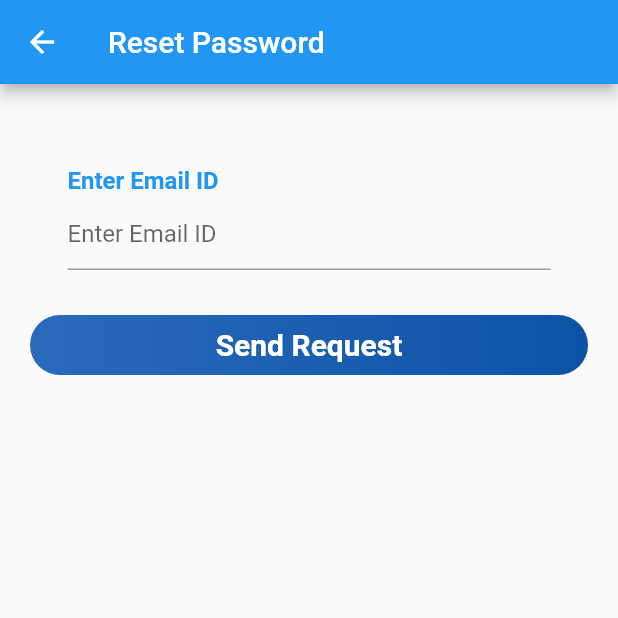
After one commit to niths1271/College_Planner_App, a Flutter app: the ResetScreen screen opened by its route, after a tap on "Send Request", on a phone screen of 412 x 824 dp, the top half of it. The commit adds this screen. Run offline on Flutter 3.47's test engine with Material 2 defaults, Android fonts, the phone set to English and light mode, and no system bars; our stand-ins replace animated_text_kit, cloud_firestore, firebase_auth, firebase_core, google_fonts; accounts and stored records are empty.

Commit message:
31th DEC

```diff
--- a/lib/main.dart
+++ b/lib/main.dart
@@ -1,4 +1,5 @@
 import 'package:college_planner_app/pages/overviewScreen.dart';
+import 'package:college_planner_app/pages/reset.dart';
 import 'package:college_planner_app/pages/setup_profile_page.dart';
 import 'package:college_planner_app/pages/setup_screen.dart';
 import 'package:college_planner_app/pages/welcome_screen.dart';
@@ -18,13 +19,14 @@ class PlannerApp extends StatelessWidget {
   @override
   Widget build(BuildContext context) {
     return MaterialApp(
-        initialRoute: ProfilePage.id, routes: {
+        initialRoute: LoginScreen.id, routes: {
       WelcomePage.id: (context) => WelcomePage(),
       LoginScreen.id: (context) => LoginScreen(),
       RegistrationScreen.id: (context) => RegistrationScreen(),
       OverviewScreen.id: (context) => OverviewScreen(),
       SetupScreen.id: (context) => SetupScreen(),
       ProfilePage.id:(context)=>ProfilePage(),
+      ResetScreen.id:(context)=>ResetScreen(),
     });
   }
 }
--- /dev/null
+++ b/lib/pages/reset.dart
@@ -0,0 +1,126 @@
+import 'package:firebase_auth/firebase_auth.dart';
+import 'package:college_planner_app/widgets/btn_widget.dart';
+import 'package:flutter/material.dart';
+
+import 'login_screen.dart';
+
+class ResetScreen extends StatefulWidget {
+  static String id = '/reset';
+
+  @override
+  _ResetScreenState createState() => _ResetScreenState();
+}
+
+class _ResetScreenState extends State<ResetScreen> {
+  final _auth = FirebaseAuth.instance;
+  late String email;
+
+  Future<void> _showMyDialog() async {
+    return showDialog<void>(
+      context: context,
+      barrierDismissible: false, // user must tap button!
+      builder: (BuildContext context) {
+        return AlertDialog(
+            content: SingleChildScrollView(
+              child: ListBody(
+                children: const <Widget>[
+                  Text('Please check your inbox for reset mail'),
+                ],
+              ),
+            ),
+            actions: <Widget>[
+              TextButton(
+                child: Text('Okay'),
+                onPressed: () {
+                    Navigator.of(context).pop();
+                },
+              ),
+            ]);
+      },
+    );
+  }
+
+  @override
+  Widget build(BuildContext context) {
+    return Scaffold(
+      appBar: AppBar(
+        title: Text("Reset Password"),
+      ),
+      resizeToAvoidBottomInset: false,
+      body: Container(
+        padding: EdgeInsets.only(bottom: 30),
+        child: Column(
+          children: <Widget>[
+            Expanded(
+              flex: 1,
+              child: Container(
+                margin: EdgeInsets.only(left: 20, right: 20, top: 30),
+                child: Column(
+                  mainAxisAlignment: MainAxisAlignment.start,
+                  mainAxisSize: MainAxisSize.max,
+                  children: <Widget>[
+                    Padding(
+                        padding:
+                            EdgeInsets.only(left: 25.0, right: 25.0, top: 25.0),
+                        child: Row(
+                          mainAxisSize: MainAxisSize.max,
+                          children: <Widget>[
+                            Column(
+                              mainAxisAlignment: MainAxisAlignment.start,
+                              mainAxisSize: MainAxisSize.min,
+                              children: <Widget>[
+                                Text(
+                                  'Enter Email ID',
+                                  style: TextStyle(
+                                      fontSize: 16.0,
+                                      fontWeight: FontWeight.bold,
+                                      color: Colors.blue),
+                                ),
+                              ],
+                            ),
+                          ],
+                        )),
+                    Padding(
+                        padding:
+                            EdgeInsets.only(left: 25.0, right: 25.0, top: 2.0),
+                        child: Row(
+                          mainAxisSize: MainAxisSize.max,
+                          children: <Widget>[
+                            Flexible(
+                              child: TextField(
+                                decoration: const InputDecoration(
+                                    hintText: "Enter Email ID"),
+                                onChanged: (value) {
+                                  email = value;
+                                },
+                              ),
+                            ),
+                          ],
+                        )),
+                    SizedBox(
+                      height: 30,
+                    ),
+                    Center(
+                      child: ButtonWidget(
+                        onClick: () async {
+                          try {
+                            await _auth.sendPasswordResetEmail(email: email);
+                            await _showMyDialog();
+                            Navigator.pushNamed(context, LoginScreen.id);
+                          } catch (e) {
+                            print(e);
+                          }
+                        },
+                        btnText: "Send Request",
+                      ),
+                    ),
+                  ],
+                ),
+              ),
+            )
+          ],
+        ),
+      ),
+    );
+  }
+}
```
Also changed, not shown: lib/pages/login_screen.dart (+10 -2 lines).
